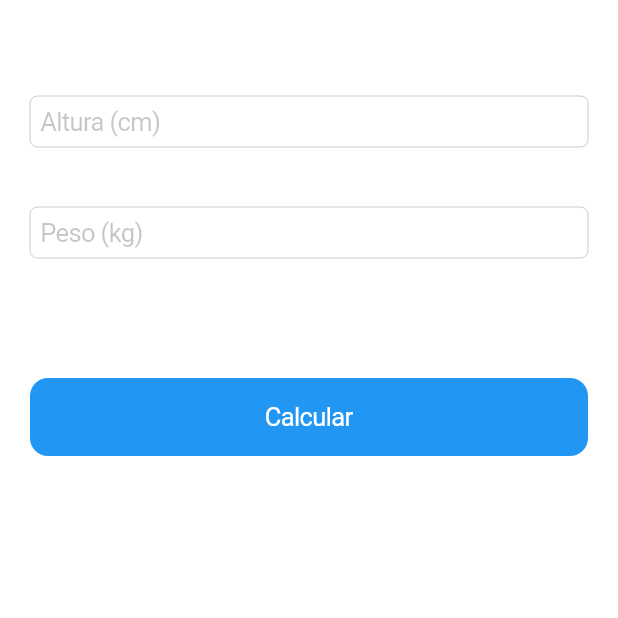
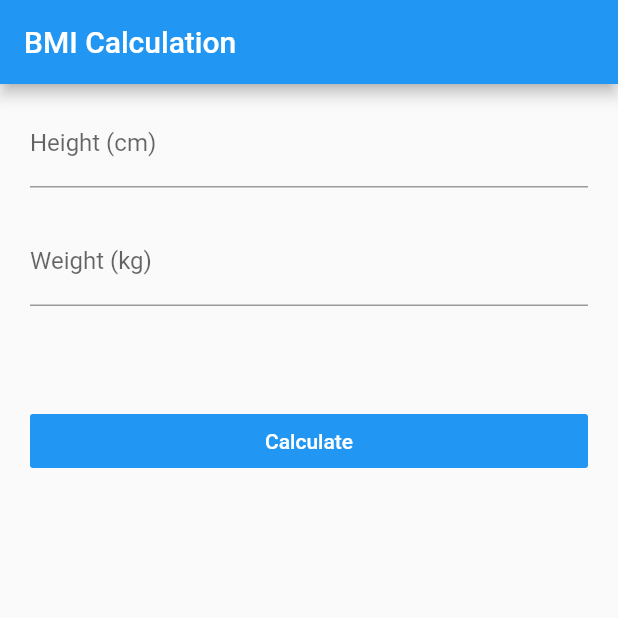
Before and after one commit to KaiqueCabral/flutter-imc, a Flutter app: the screen it shows after launch, on a phone screen of 412 x 824 dp, the top half of it. Run offline on Flutter 3.47's test engine with Material 2 defaults, Android fonts, the phone set to English and light mode, and no system bars; our stand-ins replace flutter_masked_text.

Commit message:
Changing the UX and Layout

```diff
--- /dev/null
+++ b/flutter_imc/lib/blocs/en-US/imc.strings.dart
@@ -0,0 +1,6 @@
+class ImcStrings {
+  static const String title = "BMI Calculation";
+  static const String height = "Height (cm)";
+  static const String weight = "Weight (kg)";
+  static const String calculate = "Calculate";
+}
--- a/flutter_imc/lib/blocs/imc.bloc.dart
+++ b/flutter_imc/lib/blocs/imc.bloc.dart
@@ -1,9 +1,13 @@
+import 'package:flutter/cupertino.dart';
+import 'package:flutter/material.dart';
+import 'package:flutter/widgets.dart';
 import 'package:flutter_masked_text/flutter_masked_text.dart';
 
 class ImcBloc {
-  var heightController = MaskedTextController(mask: '000');
-  var weightController = MaskedTextController(mask: '000');
-  var result = "";
+  MaskedTextController heightController = MaskedTextController(mask: '000');
+  MaskedTextController weightController = MaskedTextController(mask: '000');
+  String result = "";
+  Color colorResult = Colors.black;
 
   calculate() {
     double weight = double.parse(weightController.text);
@@ -11,17 +15,20 @@ class ImcBloc {
     double imc = weight / (height * height * 1.0);
 
     if (imc < 18.6) {
-      result = "Under the weight (${imc.toStringAsPrecision(2)})";
+      result = "Underweight (${imc.toStringAsPrecision(2)})";
+      colorResult = Colors.red[300];
     } else if (imc >= 18.6 && imc < 24.9) {
-      result = "Ideal weight (${imc.toStringAsPrecision(2)})";
+      result = "Normal (${imc.toStringAsPrecision(2)})";
+      colorResult = Colors.green[700];
     } else if (imc >= 24.9 && imc < 29.9) {
-      result = "A little bit over weight (${imc.toStringAsPrecision(2)})";
+      result = "Overweight (${imc.toStringAsPrecision(2)})";
+      colorResult = Colors.red[300];
     } else if (imc >= 29.9 && imc < 34.9) {
-      result = "Obesity level I (${imc.toStringAsPrecision(2)})";
-    } else if (imc >= 34.9 && imc < 39.9) {
-      result = "Obesity level II (${imc.toStringAsPrecision(2)})";
-    } else if (imc >= 40) {
-      result = "Obesity level III (${imc.toStringAsPrecision(2)})";
+      result = "Obese (${imc.toStringAsPrecision(2)})";
+      colorResult = Colors.red[700];
+    } else if (imc >= 34.9) {
+      result = "Extremely Obese (${imc.toStringAsPrecision(2)})";
+      colorResult = Colors.red[900];
     }
   }
 }
--- a/flutter_imc/lib/main.dart
+++ b/flutter_imc/lib/main.dart
@@ -4,7 +4,7 @@ import 'package:flutter_imc/ui/android/material-app.dart';
 import 'package:flutter_imc/ui/ios/cupertino-app.dart';
 
 void main() {
-  bool isWindows = false;
+  bool isWindows = true;
   if (isWindows) {
     runApp(MyMaterialApp());
   } else {
--- a/flutter_imc/lib/ui/android/material-app.dart
+++ b/flutter_imc/lib/ui/android/material-app.dart
@@ -1,11 +1,12 @@
 import 'package:flutter/material.dart';
 import 'package:flutter_imc/ui/android/pages/home.page.dart';
+import 'package:flutter_imc/blocs/en-US/imc.strings.dart';
 
 class MyMaterialApp extends StatelessWidget {
   @override
   Widget build(BuildContext context) {
     return MaterialApp(
-      title: 'Cálculo de IMC',
+      title: ImcStrings.title,
       debugShowCheckedModeBanner: false,
       theme: ThemeData(
         primarySwatch: Colors.blue,
--- a/flutter_imc/lib/ui/android/pages/home.page.dart
+++ b/flutter_imc/lib/ui/android/pages/home.page.dart
@@ -1,5 +1,6 @@
 import 'package:flutter/material.dart';
 import 'package:flutter_imc/blocs/imc.bloc.dart';
+import 'package:flutter_imc/blocs/en-US/imc.strings.dart';
 
 class HomePage extends StatefulWidget {
   @override
@@ -13,14 +14,14 @@ class _HomePageState extends State<HomePage> {
   Widget build(BuildContext context) {
     return Scaffold(
       appBar: AppBar(
-        title: Text("Cálculo de IMC"),
+        title: Text(ImcStrings.title),
       ),
       body: ListView(
         children: <Widget>[
           Padding(
             padding: EdgeInsets.symmetric(horizontal: 20, vertical: 10),
             child: TextFormField(
-              decoration: InputDecoration(labelText: "Altura (cm)"),
+              decoration: InputDecoration(labelText: ImcStrings.height),
               controller: bloc.heightController,
               keyboardType: TextInputType.number,
             ),
@@ -28,7 +29,7 @@ class _HomePageState extends State<HomePage> {
           Padding(
             padding: EdgeInsets.symmetric(horizontal: 20, vertical: 10),
             child: TextFormField(
-              decoration: InputDecoration(labelText: "Peso (kg)"),
+              decoration: InputDecoration(labelText: ImcStrings.weight),
               controller: bloc.weightController,
               keyboardType: TextInputType.number,
             ),
@@ -38,6 +39,9 @@ class _HomePageState extends State<HomePage> {
             child: Text(
               bloc.result,
               textAlign: TextAlign.center,
+              style: TextStyle(
+                color: bloc.colorResult,
+              ),
             ),
           ),
           Padding(
@@ -45,7 +49,7 @@ class _HomePageState extends State<HomePage> {
             child: FlatButton(
               color: Theme.of(context).primaryColor,
               child: Text(
-                "Calcular",
+                ImcStrings.calculate,
                 style: TextStyle(
                   color: Colors.white,
                 ),
--- a/flutter_imc/lib/ui/ios/cupertino-app.dart
+++ b/flutter_imc/lib/ui/ios/cupertino-app.dart
@@ -1,12 +1,13 @@
 import 'package:flutter/cupertino.dart';
 import 'package:flutter/material.dart';
+import 'package:flutter_imc/blocs/en-US/imc.strings.dart';
 import 'package:flutter_imc/ui/ios/pages/home.page.dart';
 
 class MyCupertinoApp extends StatelessWidget {
   @override
   Widget build(BuildContext context) {
     return CupertinoApp(
-      title: "Cálculo de IMC",
+      title: ImcStrings.title,
       debugShowCheckedModeBanner: false,
       theme: CupertinoThemeData(
         primaryColor: Colors.blue,
--- a/flutter_imc/lib/ui/ios/pages/home.page.dart
+++ b/flutter_imc/lib/ui/ios/pages/home.page.dart
@@ -1,6 +1,8 @@
 import 'package:flutter/cupertino.dart';
 import 'package:flutter/material.dart';
+import 'package:flutter/services.dart';
 import 'package:flutter_imc/blocs/imc.bloc.dart';
+import 'package:flutter_imc/blocs/en-US/imc.strings.dart';
 
 class HomePage extends StatefulWidget {
   @override
@@ -17,7 +19,7 @@ class _HomePageState extends State<HomePage> {
         backgroundColor: Colors.blue,
         actionsForegroundColor: Colors.blue,
         middle: Text(
-          "Cálculo de IMC",
+          ImcStrings.title,
           style: TextStyle(
             color: Colors.white,
           ),
@@ -27,18 +29,44 @@ class _HomePageState extends State<HomePage> {
         children: <Widget>[
           Padding(
             padding: EdgeInsets.all(20),
-            child: CupertinoTextField(
-              placeholder: "Altura (cm)",
-              controller: bloc.heightController,
-              keyboardType: TextInputType.number,
+            child: Column(
+              crossAxisAlignment: CrossAxisAlignment.start,
+              children: <Widget>[
+                Text(
+                  ImcStrings.height,
+                  style: TextStyle(
+                    fontSize: 13,
+                    color: Theme.of(context).primaryColor,
+                  ),
+                ),
+                CupertinoTextField(
+                  placeholder: ImcStrings.height,
+                  showCursor: true,
+                  controller: bloc.heightController,
+                  keyboardType: TextInputType.number,
+                ),
+              ],
             ),
           ),
           Padding(
             padding: EdgeInsets.all(20),
-            child: CupertinoTextField(
-              placeholder: "Peso (kg)",
-              controller: bloc.weightController,
-              keyboardType: TextInputType.number,
+            child: Column(
+              crossAxisAlignment: CrossAxisAlignment.start,
+              children: <Widget>[
+                Text(
+                  ImcStrings.weight,
+                  style: TextStyle(
+                    fontSize: 13,
+                    color: Theme.of(context).primaryColor,
+                  ),
+                ),
+                CupertinoTextField(
+                  placeholder: ImcStrings.weight,
+                  showCursor: true,
+                  controller: bloc.weightController,
+                  keyboardType: TextInputType.number,
+                ),
+              ],
             ),
           ),
           Padding(
@@ -46,13 +74,16 @@ class _HomePageState extends State<HomePage> {
             child: Text(
               bloc.result,
               textAlign: TextAlign.center,
+              style: TextStyle(
+                color: bloc.colorResult,
+              ),
             ),
           ),
           Padding(
             padding: EdgeInsets.all(20),
             child: CupertinoButton.filled(
               child: Text(
-                "Calcular",
+                ImcStrings.calculate,
               ),
               onPressed: () {
                 setState(() {
```
Also changed, not shown: 1 other file.
